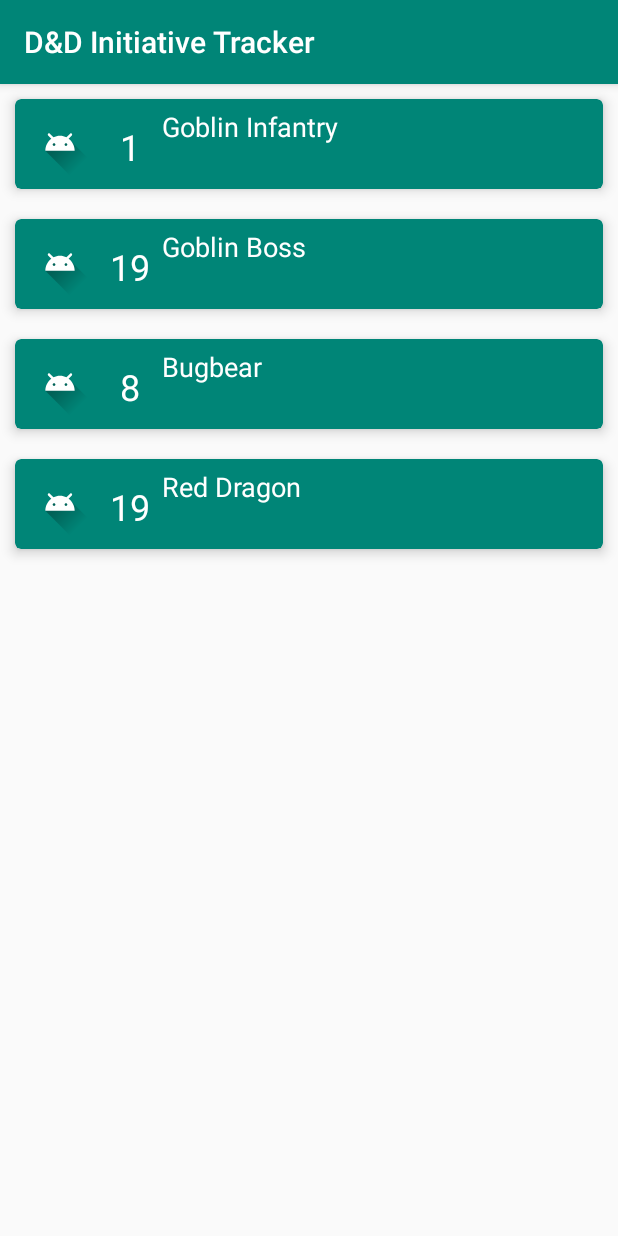
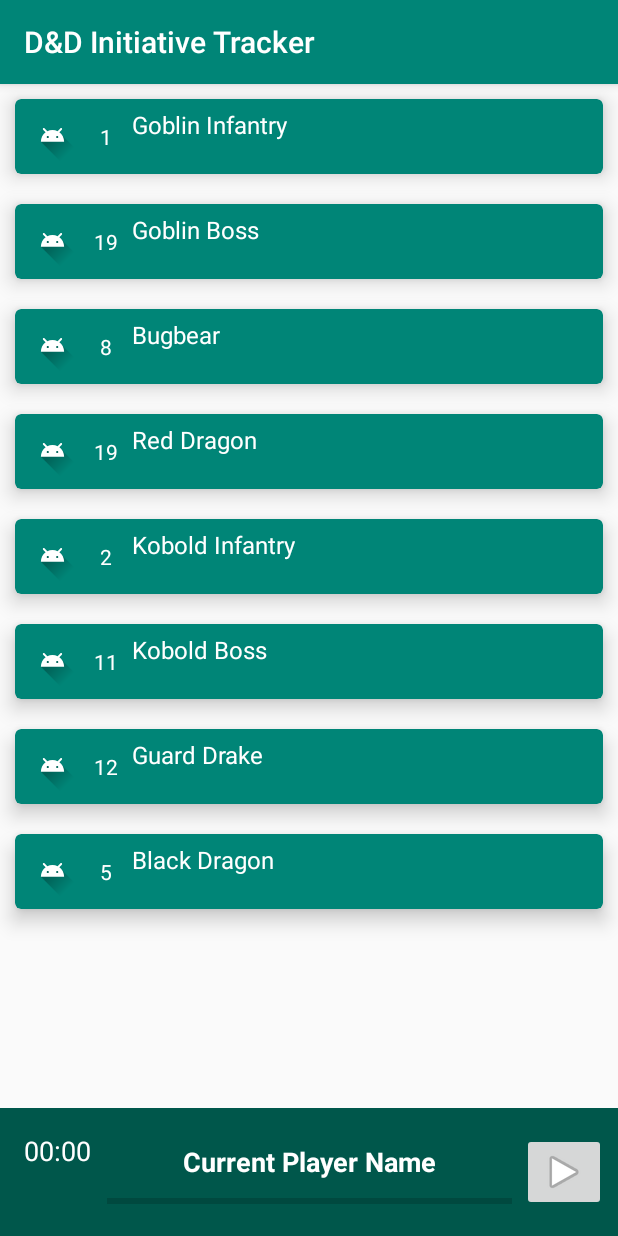
Before and after one commit to PatrickMayo/DDInitiativeTracker, an Android app: the screen it shows after launch (UIActivity), on a phone screen of 412 x 824 dp. Run offline under Robolectric (Android 15) with nearby library versions, the phone set to English and light mode, and no system bars; our stand-ins replace data binding; 1 statement that could not run was skipped.

Commit message:
Increased number of creatures in test list.
Added UI for bottom bar in main fragment, but did not implament any of its features.

Minor adjustment to cardViews, however, they should be converted to constraint layouts.

```diff
--- a/app/src/main/java/com/example/ddinitiativetracker/UIFragment.java
+++ b/app/src/main/java/com/example/ddinitiativetracker/UIFragment.java
@@ -93,10 +93,16 @@ public class UIFragment extends Fragment {
     //TEST LIST: REMOVE!
     private List<Creature> test(){
         List<Creature> testCreatures = new ArrayList<>();
-            testCreatures.add(new Monster("Goblin Infantry", 10, 1));
-            testCreatures.add(new Monster("Goblin Boss", 15, 19));
-            testCreatures.add(new Monster("Bugbear", 11, 8));
-            testCreatures.add(new Monster("Red Dragon", 21, 19));
+
+        testCreatures.add(new Monster("Goblin Infantry", 10, 1));
+        testCreatures.add(new Monster("Goblin Boss", 15, 19));
+        testCreatures.add(new Monster("Bugbear", 11, 8));
+        testCreatures.add(new Monster("Red Dragon", 21, 19));
+        testCreatures.add(new Monster("Kobold Infantry", 10, 2));
+        testCreatures.add(new Monster("Kobold Boss", 13, 11));
+        testCreatures.add(new Monster("Guard Drake", 14, 12));
+        testCreatures.add(new Monster("Black Dragon", 1, 5));
+
 
         return testCreatures;
     }
--- a/app/src/main/res/layout/fragment_main.xml
+++ b/app/src/main/res/layout/fragment_main.xml
@@ -1,9 +1,103 @@
 <?xml version="1.0" encoding="utf-8"?>
-<layout
-    xmlns:android="http://schemas.android.com/apk/res/android">
+<layout xmlns:tools="http://schemas.android.com/tools"
+    xmlns:android="http://schemas.android.com/apk/res/android"
+    xmlns:app="http://schemas.android.com/apk/res-auto">
+    <LinearLayout
+        android:layout_width="match_parent"
+        android:layout_height="match_parent"
+        android:orientation="vertical"
+        >
+
     <android.support.v7.widget.RecyclerView
         android:id="@+id/recycler_view"
         android:layout_width="match_parent"
         android:layout_height="match_parent"
-        />
+        android:layout_weight="1"
+        app:layout_constraintTop_toTopOf="parent"
+        >
+
+    </android.support.v7.widget.RecyclerView>
+
+        <android.support.constraint.ConstraintLayout
+            android:id="@+id/bottom_constraint_layout"
+            android:layout_width="match_parent"
+            android:layout_height="match_parent"
+            android:layout_weight="8"
+
+            android:background="@color/colorPrimaryDark">
+
+            <ImageButton
+                android:id="@+id/nextTurn_button"
+                android:layout_width="wrap_content"
+                android:layout_height="wrap_content"
+                android:layout_marginEnd="8dp"
+                app:layout_constraintBottom_toBottomOf="parent"
+                app:layout_constraintEnd_toEndOf="parent"
+                app:layout_constraintTop_toTopOf="parent"
+
+                app:srcCompat="@android:drawable/ic_media_play" />
+
+            <ProgressBar
+                android:id="@+id/time_progressBar"
+                app:layout_constraintBottom_toBottomOf="parent"
+                app:layout_constraintEnd_toEndOf="parent"
+                app:layout_constraintStart_toStartOf="parent"
+                android:layout_width="270dp"
+                android:layout_height="30dp"
+                android:layout_marginBottom="8dp"
+
+                style="@style/Widget.AppCompat.ProgressBar.Horizontal"
+                 />
+
+            <TextView
+                android:id="@+id/currentTurn_textView"
+                android:layout_width="270dp"
+                android:layout_height="32dp"
+                android:layout_marginBottom="30dp"
+                app:layout_constraintBottom_toBottomOf="parent"
+                app:layout_constraintEnd_toEndOf="parent"
+                app:layout_constraintHorizontal_bias="0.5"
+                app:layout_constraintStart_toStartOf="parent"
+                android:textAlignment="center"
+
+                android:text="@string/currentTurn_name"
+                android:textColor="@android:color/white"
+                android:textSize="18sp"
+                android:textStyle="bold"
+                 />
+
+            <TextView
+                android:id="@+id/remainingTime_textView"
+                android:layout_width="wrap_content"
+                android:layout_height="wrap_content"
+                android:layout_marginStart="16dp"
+                android:layout_marginTop="16dp"
+                app:layout_constraintStart_toStartOf="parent"
+                app:layout_constraintTop_toTopOf="parent"
+
+                android:text="@string/remainingTime"
+                android:textAlignment="center"
+                android:textColor="@android:color/white"
+                android:textSize="18sp"
+                 />
+        </android.support.constraint.ConstraintLayout>
+
+    </LinearLayout>
+
 </layout>
+
+
+
+
+
+
+    <!--ORIGINAL-->
+    <!--<?xml version="1.0" encoding="utf-8"?>-->
+    <!--<layout-->
+    <!--xmlns:android="http://schemas.android.com/apk/res/android">-->
+    <!--<android.support.v7.widget.RecyclerView-->
+    <!--android:id="@+id/recycler_view"-->
+    <!--android:layout_width="match_parent"-->
+    <!--android:layout_height="match_parent"-->
+    <!--/>-->
+    <!--</layout>-->
--- a/app/src/main/res/layout/list_item_creature_card.xml
+++ b/app/src/main/res/layout/list_item_creature_card.xml
@@ -12,13 +12,14 @@
         android:id="@+id/card_view"
         android:layout_gravity="start"
         android:layout_width="match_parent"
-        android:layout_height="60dp"
+        android:layout_height="50dp"
         card_view:cardCornerRadius="4dp"
-        card_view:cardElevation="5dp"
+        card_view:cardElevation="8dp"
         card_view:cardBackgroundColor="@color/colorPrimary"
         android:layout_margin="10dp"
         >
 
+        <!--A ConstraintView would probably be better than LL here-->
         <LinearLayout
             android:layout_width="match_parent"
             android:layout_height="match_parent"
@@ -27,7 +28,7 @@
             <!--ImageView's layout width is only 50 to compact the image-->
             <ImageView
                 android:id="@+id/imageView"
-                android:layout_width="50dp"
+                android:layout_width="38dp"
                 android:layout_height="wrap_content"
                 android:layout_margin="6dp"
                 android:scaleType="fitStart"
@@ -37,13 +38,13 @@
 
             <TextView
                 android:id="@+id/creature_initText"
-                android:layout_width="30dp"
+                android:layout_width="22dp"
                 android:layout_height="wrap_content"
                 android:layout_marginTop="15dp"
                 android:text="@{viewModel.init}"
                 android:textAlignment="center"
                 android:textColor="@android:color/white"
-                android:textSize="24sp" />
+                android:textSize="14sp" />
 
             <LinearLayout
                 android:layout_width="match_parent"
@@ -57,7 +58,7 @@
                     android:layout_height="wrap_content"
                     android:text="@{viewModel.name}"
                     android:textColor="@android:color/white"
-                    android:textSize="18sp" />
+                    android:textSize="16sp" />
 
                 <TextView
                     android:id="@+id/creature_acText"
@@ -65,7 +66,7 @@
                     android:layout_height="wrap_content"
                     android:text="@{viewModel.AC}"
                     android:textColor="@android:color/white"
-                    android:textSize="18sp" />
+                    android:textSize="14sp" />
             </LinearLayout>
 
         </LinearLayout>
--- a/app/src/main/res/values/strings.xml
+++ b/app/src/main/res/values/strings.xml
@@ -6,4 +6,8 @@
     <string name="creature_ac">AC</string>
     <string name="creature_initiative">99</string>
 
+    <!--fragment_main Strings-->
+    <string name="currentTurn_name">Current Player Name</string>
+    <string name="remainingTime">00:00</string>
+
 </resources>
```
